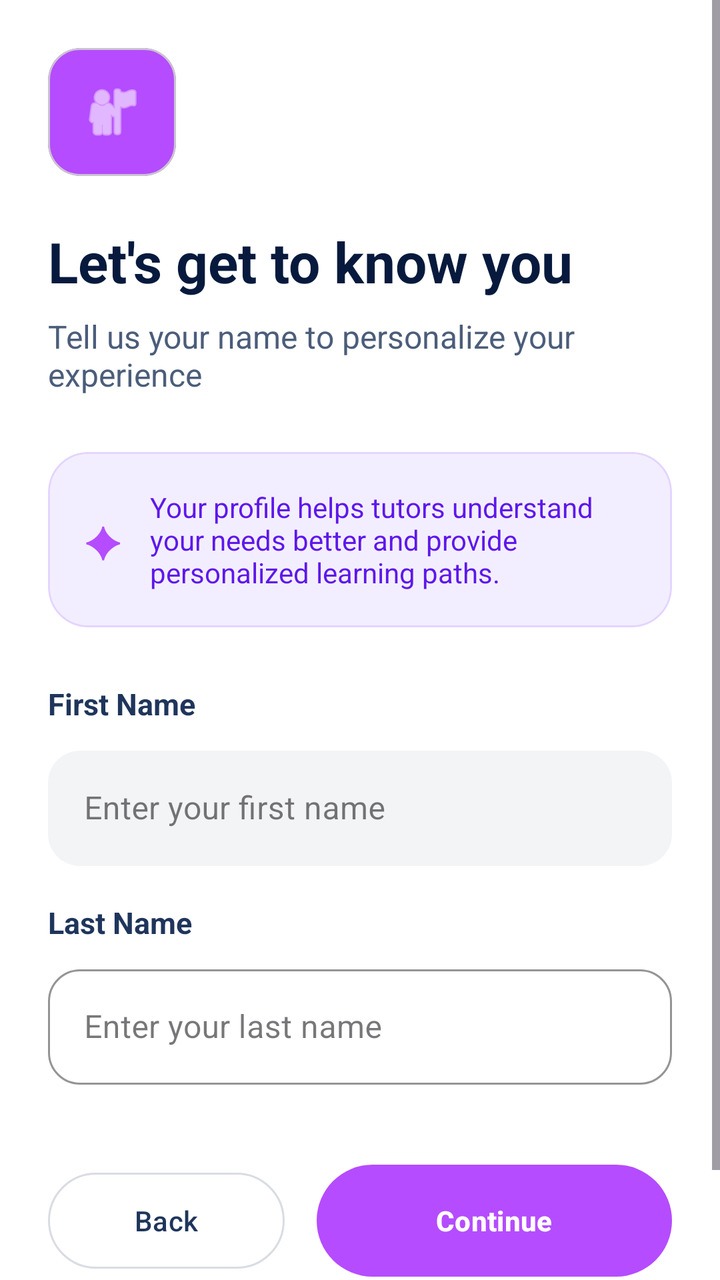
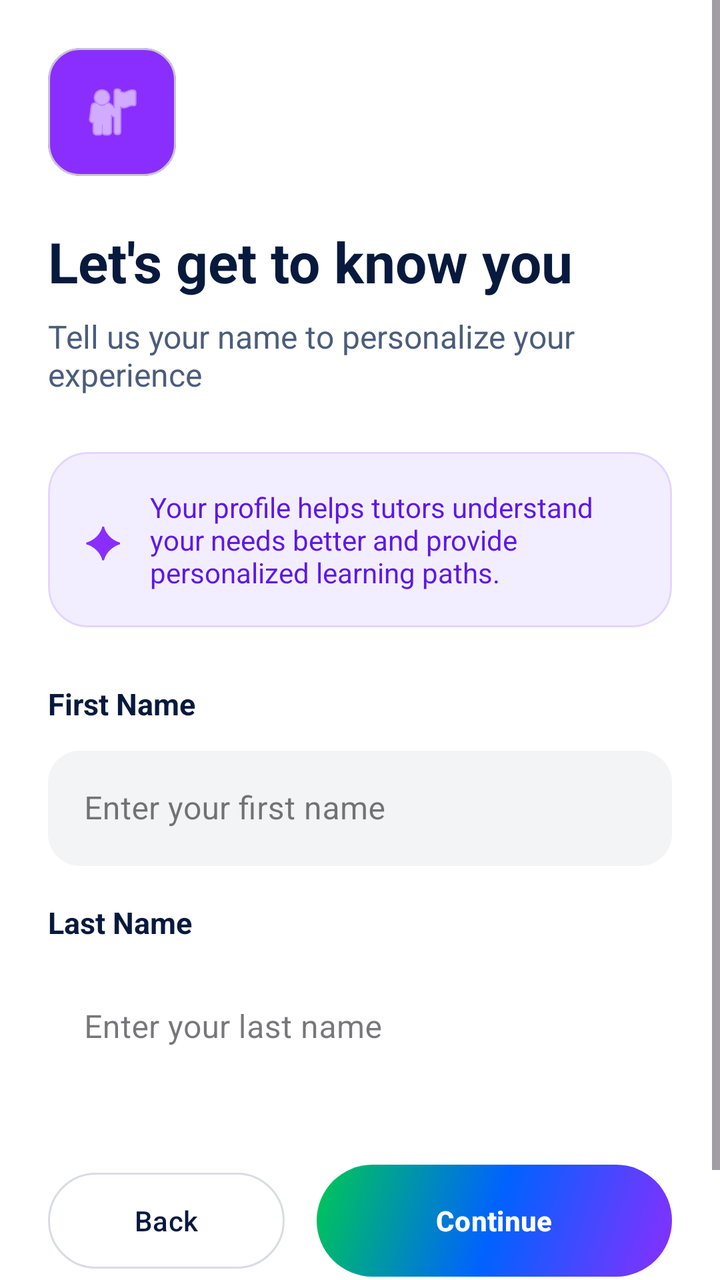

The first picture is an Android layout as it rendered before a commit; the second is the same layout after the commit. The layout source and the unified diff follow.
<!-- AndroidManifest.xml: application theme Theme.PeerTutoringApollo -->
<!-- res/layout/fragment_name.xml -->
<?xml version="1.0" encoding="utf-8"?>
<ScrollView xmlns:android="http://schemas.android.com/apk/res/android"
    xmlns:app="http://schemas.android.com/apk/res-auto"
    android:layout_width="match_parent"
    android:layout_height="match_parent"
    android:background="#FFFFFF"
    android:fillViewport="true">

    <LinearLayout
        android:layout_width="match_parent"
        android:layout_height="wrap_content"
        android:orientation="vertical"
        android:padding="24dp">

        <com.google.android.material.card.MaterialCardView
            android:layout_width="64dp"
            android:layout_height="64dp"
            app:cardBackgroundColor="#B54CFF"
            app:cardCornerRadius="16dp"
            app:cardElevation="0dp">
            <ImageView
                android:layout_width="match_parent"
                android:layout_height="match_parent"
                android:padding="16dp"
                android:src="@android:drawable/ic_menu_myplaces"
                app:tint="#FFFFFF" />
        </com.google.android.material.card.MaterialCardView>

        <TextView
            android:layout_width="wrap_content"
            android:layout_height="wrap_content"
            android:layout_marginTop="24dp"
            android:text="Let's get to know you"
            android:textColor="#071A3D"
            android:textSize="28sp"
            android:textStyle="bold" />

        <TextView
            android:layout_width="wrap_content"
            android:layout_height="wrap_content"
            android:layout_marginTop="8dp"
            android:text="Tell us your name to personalize your experience"
            android:textColor="#4B5D7A"
            android:textSize="16sp" />

        <com.google.android.material.card.MaterialCardView
            android:layout_width="match_parent"
            android:layout_height="wrap_content"
            android:layout_marginTop="28dp"
            app:cardBackgroundColor="#F3EEFF"
            app:cardCornerRadius="20dp"
            app:cardElevation="0dp"
            app:strokeColor="#E4D5FF"
            app:strokeWidth="1dp">
            <LinearLayout
                android:layout_width="match_parent"
                android:layout_height="wrap_content"
                android:gravity="center_vertical"
                android:orientation="horizontal"
                android:padding="18dp">
                <TextView
                    android:layout_width="wrap_content"
                    android:layout_height="wrap_content"
                    android:text="✦"
                    android:textColor="#B54CFF"
                    android:textSize="22sp" />
                <TextView
                    android:id="@+id/textViewInfoCard"
                    android:layout_width="0dp"
                    android:layout_height="wrap_content"
                    android:layout_marginStart="14dp"
                    android:layout_weight="1"
                    android:text="Your profile helps tutors understand your needs better and provide personalized learning paths."
                    android:textColor="#5E17EB"
                    android:textSize="14sp" />
            </LinearLayout>
        </com.google.android.material.card.MaterialCardView>

        <LinearLayout
            android:id="@+id/layoutStudentFields"
            android:layout_width="match_parent"
            android:layout_height="wrap_content"
            android:orientation="vertical">
            <TextView
                android:layout_width="wrap_content"
                android:layout_height="wrap_content"
                android:layout_marginTop="28dp"
                android:text="First Name"
                android:textColor="#1F355B"
                android:textSize="15sp"
                android:textStyle="bold" />
            <com.google.android.material.textfield.TextInputLayout
                style="@style/Widget.MaterialComponents.TextInputLayout.OutlinedBox"
                android:layout_width="match_parent"
                android:layout_height="wrap_content"
                android:layout_marginTop="8dp"
                app:boxBackgroundColor="#F3F4F6"
                app:boxCornerRadiusBottomEnd="16dp"
                app:boxCornerRadiusBottomStart="16dp"
                app:boxCornerRadiusTopEnd="16dp"
                app:boxCornerRadiusTopStart="16dp"
                app:boxStrokeWidth="0dp">
                <com.google.android.material.textfield.TextInputEditText
                    android:id="@+id/editTextFirstName"
                    android:layout_width="match_parent"
                    android:layout_height="wrap_content"
                    android:hint="Enter your first name"
                    android:padding="18dp" />
            </com.google.android.material.textfield.TextInputLayout>

            <TextView
                android:layout_width="wrap_content"
                android:layout_height="wrap_content"
                android:layout_marginTop="18dp"
                android:text="Last Name"
                android:textColor="#1F355B"
                android:textSize="15sp"
                android:textStyle="bold" />
            <com.google.android.material.textfield.TextInputLayout
                style="@style/Widget.MaterialComponents.TextInputLayout.OutlinedBox"
                android:layout_width="match_parent"
                android:layout_height="wrap_content"
                android:layout_marginTop="8dp"
                app:boxBackgroundColor="#FFFFFF"
                app:boxCornerRadiusBottomEnd="16dp"
                app:boxCornerRadiusBottomStart="16dp"
                app:boxCornerRadiusTopEnd="16dp"
                app:boxCornerRadiusTopStart="16dp"
                app:boxStrokeColor="#E4D5FF"
                app:boxStrokeWidth="1dp">
                <com.google.android.material.textfield.TextInputEditText
                    android:id="@+id/editTextLastName"
                    android:layout_width="match_parent"
                    android:layout_height="wrap_content"
                    android:hint="Enter your last name"
                    android:padding="18dp" />
            </com.google.android.material.textfield.TextInputLayout>
        </LinearLayout>

        <LinearLayout
            android:id="@+id/layoutTutorFields"
            android:layout_width="match_parent"
            android:layout_height="wrap_content"
            android:orientation="vertical"
            android:visibility="gone">
            <TextView
                android:layout_width="wrap_content"
                android:layout_height="wrap_content"
                android:layout_marginTop="28dp"
                android:text="Full Name"
                android:textColor="#1F355B"
                android:textSize="15sp"
                android:textStyle="bold" />
            <com.google.android.material.textfield.TextInputLayout
                style="@style/Widget.MaterialComponents.TextInputLayout.OutlinedBox"
                android:layout_width="match_parent"
                android:layout_height="wrap_content"
                android:layout_marginTop="8dp"
                app:boxBackgroundColor="#F3F4F6"
                app:boxCornerRadiusBottomEnd="16dp"
                app:boxCornerRadiusBottomStart="16dp"
                app:boxCornerRadiusTopEnd="16dp"
                app:boxCornerRadiusTopStart="16dp"
                app:boxStrokeWidth="0dp">
                <com.google.android.material.textfield.TextInputEditText
                    android:id="@+id/editTextFullName"
                    android:layout_width="match_parent"
                    android:layout_height="wrap_content"
                    android:hint="Enter your full name"
                    android:padding="18dp" />
            </com.google.android.material.textfield.TextInputLayout>

            <TextView
                android:layout_width="wrap_content"
                android:layout_height="wrap_content"
                android:layout_marginTop="18dp"
                android:text="Bio"
                android:textColor="#1F355B"
                android:textSize="15sp"
                android:textStyle="bold" />
            <com.google.android.material.textfield.TextInputLayout
                style="@style/Widget.MaterialComponents.TextInputLayout.OutlinedBox"
                android:layout_width="match_parent"
                android:layout_height="wrap_content"
                android:layout_marginTop="8dp"
                app:boxBackgroundColor="#F3F4F6"
                app:boxCornerRadiusBottomEnd="16dp"
                app:boxCornerRadiusBottomStart="16dp"
                app:boxCornerRadiusTopEnd="16dp"
                app:boxCornerRadiusTopStart="16dp"
                app:boxStrokeWidth="0dp">
                <com.google.android.material.textfield.TextInputEditText
                    android:id="@+id/editTextBio"
                    android:layout_width="match_parent"
                    android:layout_height="wrap_content"
                    android:hint="Tell us about yourself..."
                    android:gravity="top"
                    android:inputType="textMultiLine"
                    android:lines="4"
                    android:padding="18dp" />
            </com.google.android.material.textfield.TextInputLayout>
            <TextView
                android:id="@+id/textViewCharCount"
                android:layout_width="wrap_content"
                android:layout_height="wrap_content"
                android:layout_marginTop="4dp"
                android:text="0/500 characters"
                android:textColor="#8B97A8"
                android:textSize="12sp" />
        </LinearLayout>

        <LinearLayout
            android:layout_width="match_parent"
            android:layout_height="wrap_content"
            android:layout_marginTop="40dp"
            android:orientation="horizontal">
            <Button
                android:id="@+id/buttonBack"
                android:layout_width="0dp"
                android:layout_height="56dp"
                android:layout_weight="1"
                android:backgroundTint="#FFFFFF"
                app:strokeColor="#D9DCE3"
                app:strokeWidth="1dp"
                android:text="Back"
                android:textAllCaps="false"
                android:textColor="#1F355B"
                app:cornerRadius="28dp" />
            <Space android:layout_width="16dp" android:layout_height="1dp" />
            <Button
                android:id="@+id/buttonContinue"
                android:layout_width="0dp"
                android:layout_height="56dp"
                android:layout_weight="1.5"
                android:background="@drawable/bg_button_gradient"
                android:text="Continue"
                android:textAllCaps="false"
                android:textColor="#FFFFFF"
                android:textStyle="bold"
                app:backgroundTint="@null" />
        </LinearLayout>

        <LinearLayout
            android:layout_width="wrap_content"
            android:layout_height="wrap_content"
            android:layout_marginTop="32dp"
            android:layout_gravity="center_horizontal"
            android:orientation="horizontal">
            <View android:layout_width="32dp" android:layout_height="6dp" android:background="#B54CFF" android:layout_marginEnd="6dp" />
            <View android:layout_width="32dp" android:layout_height="6dp" android:background="#B54CFF" android:layout_marginEnd="6dp" />
            <View android:layout_width="32dp" android:layout_height="6dp" android:background="#E0E0E0" android:layout_marginEnd="6dp" />
            <View android:layout_width="32dp" android:layout_height="6dp" android:background="#E0E0E0" />
        </LinearLayout>

    </LinearLayout>
</ScrollView>
<!-- resources referenced by this layout -->
<resources>
  <!-- drawable bg_button_gradient (drawable) -->
  <?xml version="1.0" encoding="utf-8"?>
  <shape xmlns:android="http://schemas.android.com/apk/res/android">
      <gradient
          android:startColor="#B54CFF"
          android:endColor="#B54CFF"
          android:angle="0" />
      <corners android:radius="28dp" />
  </shape>
  <style name="Theme.PeerTutoringApollo" parent="Base.Theme.PeerTutoringApollo" />
  <style name="Base.Theme.PeerTutoringApollo" parent="Theme.Material3.DayNight.NoActionBar">
          
          
      </style>
</resources>

<!-- the commit's change to res/layout/fragment_name.xml (unified diff, before → after) -->
@@ -15,7 +15,7 @@
         <com.google.android.material.card.MaterialCardView
             android:layout_width="64dp"
             android:layout_height="64dp"
-            app:cardBackgroundColor="#B54CFF"
+            app:cardBackgroundColor="#8A2EFF"
             app:cardCornerRadius="16dp"
             app:cardElevation="0dp">
             <ImageView
@@ -62,7 +62,7 @@
                     android:layout_width="wrap_content"
                     android:layout_height="wrap_content"
                     android:text="✦"
-                    android:textColor="#B54CFF"
+                    android:textColor="#8A2EFF"
                     android:textSize="22sp" />
                 <TextView
                     android:id="@+id/textViewInfoCard"
@@ -86,7 +86,7 @@
                 android:layout_height="wrap_content"
                 android:layout_marginTop="28dp"
                 android:text="First Name"
-                android:textColor="#1F355B"
+                android:textColor="#071A3D"
                 android:textSize="15sp"
                 android:textStyle="bold" />
             <com.google.android.material.textfield.TextInputLayout
@@ -113,7 +113,7 @@
                 android:layout_height="wrap_content"
                 android:layout_marginTop="18dp"
                 android:text="Last Name"
-                android:textColor="#1F355B"
+                android:textColor="#071A3D"
                 android:textSize="15sp"
                 android:textStyle="bold" />
             <com.google.android.material.textfield.TextInputLayout
@@ -127,7 +127,7 @@
                 app:boxCornerRadiusTopEnd="16dp"
                 app:boxCornerRadiusTopStart="16dp"
                 app:boxStrokeColor="#E4D5FF"
-                app:boxStrokeWidth="1dp">
+                app:boxStrokeWidth="0dp">
                 <com.google.android.material.textfield.TextInputEditText
                     android:id="@+id/editTextLastName"
                     android:layout_width="match_parent"
@@ -148,7 +148,7 @@
                 android:layout_height="wrap_content"
                 android:layout_marginTop="28dp"
                 android:text="Full Name"
-                android:textColor="#1F355B"
+                android:textColor="#071A3D"
                 android:textSize="15sp"
                 android:textStyle="bold" />
             <com.google.android.material.textfield.TextInputLayout
@@ -175,7 +175,7 @@
                 android:layout_height="wrap_content"
                 android:layout_marginTop="18dp"
                 android:text="Bio"
-                android:textColor="#1F355B"
+                android:textColor="#071A3D"
                 android:textSize="15sp"
                 android:textStyle="bold" />
             <com.google.android.material.textfield.TextInputLayout
@@ -224,7 +224,7 @@
                 app:strokeWidth="1dp"
                 android:text="Back"
                 android:textAllCaps="false"
-                android:textColor="#1F355B"
+                android:textColor="#071A3D"
                 app:cornerRadius="28dp" />
             <Space android:layout_width="16dp" android:layout_height="1dp" />
             <Button
@@ -246,8 +246,8 @@
             android:layout_marginTop="32dp"
             android:layout_gravity="center_horizontal"
             android:orientation="horizontal">
-            <View android:layout_width="32dp" android:layout_height="6dp" android:background="#B54CFF" android:layout_marginEnd="6dp" />
-            <View android:layout_width="32dp" android:layout_height="6dp" android:background="#B54CFF" android:layout_marginEnd="6dp" />
+            <View android:layout_width="32dp" android:layout_height="6dp" android:background="@drawable/bg_button_gradient" android:layout_marginEnd="6dp" />
+            <View android:layout_width="32dp" android:layout_height="6dp" android:background="@drawable/bg_button_gradient" android:layout_marginEnd="6dp" />
             <View android:layout_width="32dp" android:layout_height="6dp" android:background="#E0E0E0" android:layout_marginEnd="6dp" />
             <View android:layout_width="32dp" android:layout_height="6dp" android:background="#E0E0E0" />
         </LinearLayout>
<!-- resource entries referenced after the edit -->
@@ -4,9 +4,10 @@
   <?xml version="1.0" encoding="utf-8"?>
   <shape xmlns:android="http://schemas.android.com/apk/res/android">
       <gradient
-          android:startColor="#B54CFF"
-          android:endColor="#B54CFF"
-          android:angle="0" />
+          android:startColor="#8A2EFF"
+          android:centerColor="#0062FF"
+          android:endColor="#00C853"
+          android:angle="135" />
       <corners android:radius="28dp" />
   </shape>
   <style name="Theme.PeerTutoringApollo" parent="Base.Theme.PeerTutoringApollo" />
